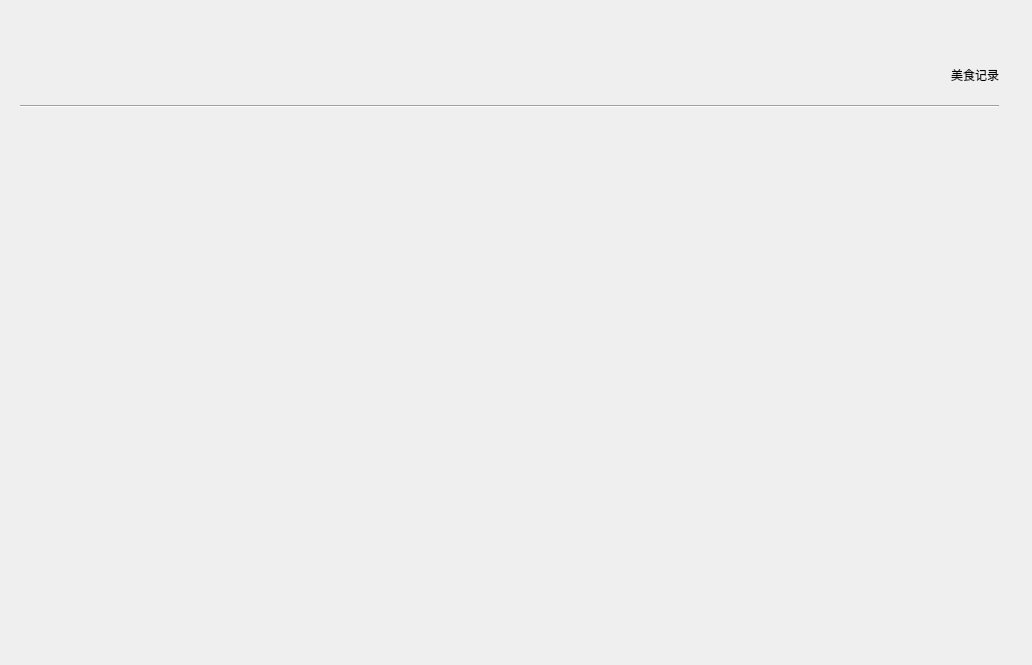
The window that HistoryWidget/MyHistoryWidget_ui.ui (AugetyVolta/BUAA-Python-2023) describes before a commit, drawn with Qt 5.
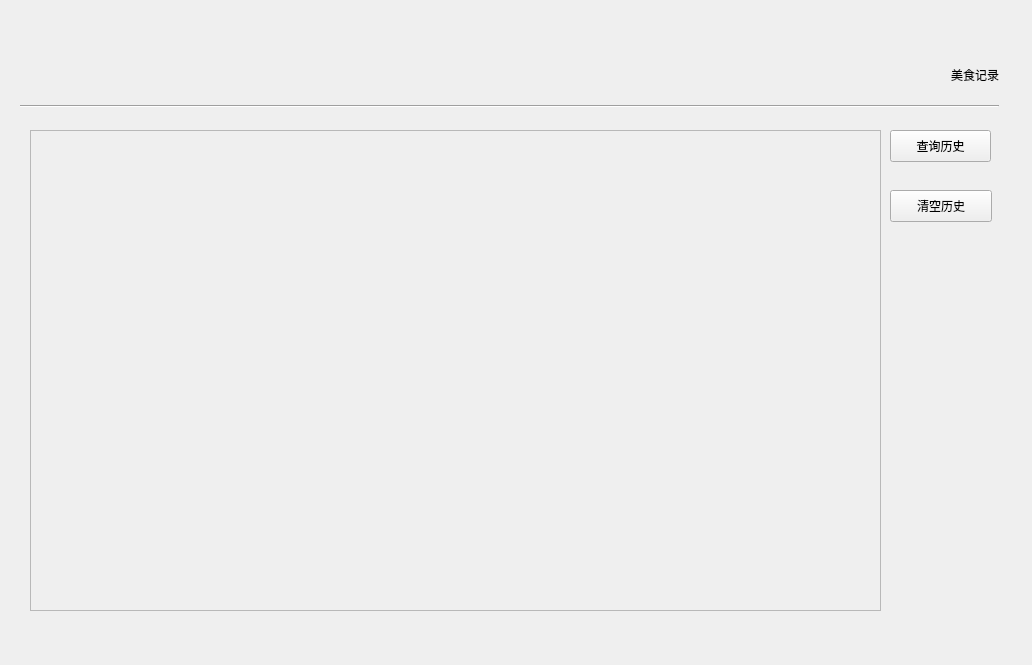
The same window after the commit. Custom widgets are drawn as their Qt base class.

Commit message: feat(……):增加历史记录表项

```diff
--- a/HistoryWidget/MyHistoryWidget_ui.ui
+++ b/HistoryWidget/MyHistoryWidget_ui.ui
@@ -62,8 +62,101 @@
     </item>
    </layout>
   </widget>
+  <widget class="CardWidget" name="MyCardWidget">
+   <property name="geometry">
+    <rect>
+     <x>20</x>
+     <y>120</y>
+     <width>981</width>
+     <height>501</height>
+    </rect>
+   </property>
+   <property name="styleSheet">
+    <string notr="true"/>
+   </property>
+   <widget class="ScrollArea" name="scroll_area">
+    <property name="geometry">
+     <rect>
+      <x>10</x>
+      <y>10</y>
+      <width>851</width>
+      <height>481</height>
+     </rect>
+    </property>
+    <property name="verticalScrollBarPolicy">
+     <enum>Qt::ScrollBarAsNeeded</enum>
+    </property>
+    <property name="horizontalScrollBarPolicy">
+     <enum>Qt::ScrollBarAsNeeded</enum>
+    </property>
+    <property name="sizeAdjustPolicy">
+     <enum>QAbstractScrollArea::AdjustIgnored</enum>
+    </property>
+    <property name="widgetResizable">
+     <bool>true</bool>
+    </property>
+    <widget class="QWidget" name="scrollAreaWidgetContents">
+     <property name="geometry">
+      <rect>
+       <x>0</x>
+       <y>0</y>
+       <width>849</width>
+       <height>479</height>
+      </rect>
+     </property>
+    </widget>
+   </widget>
+   <widget class="PushButton" name="clearButton">
+    <property name="geometry">
+     <rect>
+      <x>870</x>
+      <y>70</y>
+      <width>102</width>
+      <height>32</height>
+     </rect>
+    </property>
+    <property name="text">
+     <string>清空历史</string>
+    </property>
+   </widget>
+   <widget class="PrimaryPushButton" name="searchButton">
+    <property name="geometry">
+     <rect>
+      <x>870</x>
+      <y>10</y>
+      <width>101</width>
+      <height>32</height>
+     </rect>
+    </property>
+    <property name="text">
+     <string>查询历史</string>
+    </property>
+   </widget>
+  </widget>
  </widget>
  <customwidgets>
+  <customwidget>
+   <class>PushButton</class>
+   <extends>QPushButton</extends>
+   <header>qfluentwidgets</header>
+  </customwidget>
+  <customwidget>
+   <class>PrimaryPushButton</class>
+   <extends>PushButton</extends>
+   <header>qfluentwidgets</header>
+  </customwidget>
+  <customwidget>
+   <class>CardWidget</class>
+   <extends>QFrame</extends>
+   <header>qfluentwidgets</header>
+   <container>1</container>
+  </customwidget>
+  <customwidget>
+   <class>ScrollArea</class>
+   <extends>QScrollArea</extends>
+   <header>qfluentwidgets</header>
+   <container>1</container>
+  </customwidget>
   <customwidget>
    <class>TitleLabel</class>
    <extends>QLabel</extends>
```
The commit also changes 5 other files.
